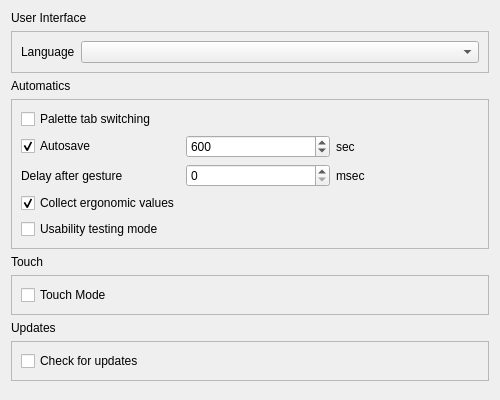
Old version of the form qrgui/dialogs/preferencesPages/behaviourPage.ui in the repository qreal/qreal.
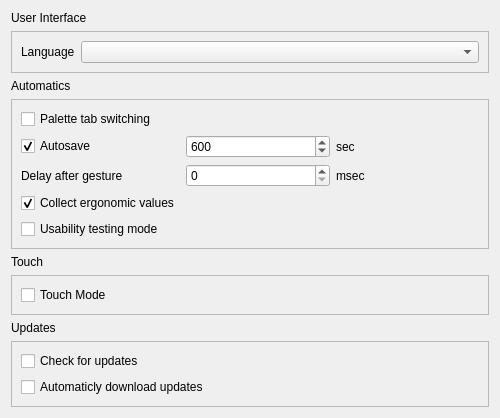
New version of the form.

```diff
--- a/qrgui/dialogs/preferencesPages/behaviourPage.ui
+++ b/qrgui/dialogs/preferencesPages/behaviourPage.ui
@@ -7,7 +7,7 @@
     <x>0</x>
     <y>0</y>
     <width>500</width>
-    <height>400</height>
+    <height>405</height>
    </rect>
   </property>
   <property name="sizePolicy">
@@ -201,6 +201,13 @@
         </property>
        </widget>
       </item>
+      <item>
+       <widget class="QCheckBox" name="downloadUpdatesCheckBox">
+        <property name="text">
+         <string>Automaticly download updates</string>
+        </property>
+       </widget>
+      </item>
      </layout>
     </widget>
    </item>
```
Left out of the diff: 2 changed lines with no effect on the pictures.
